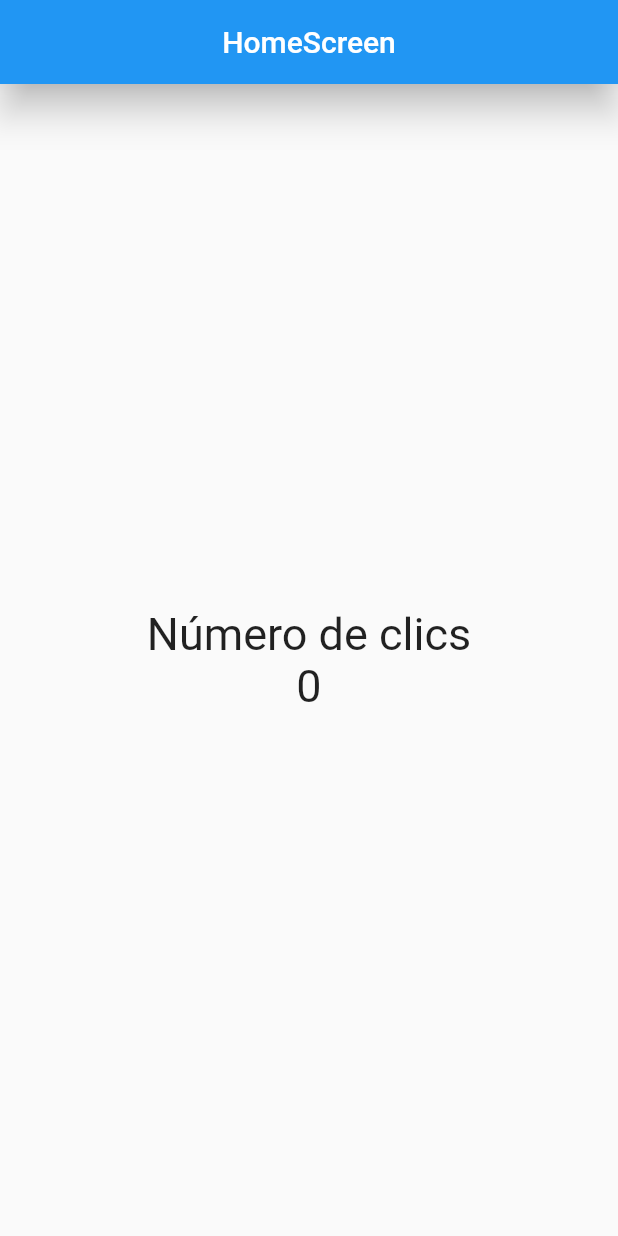
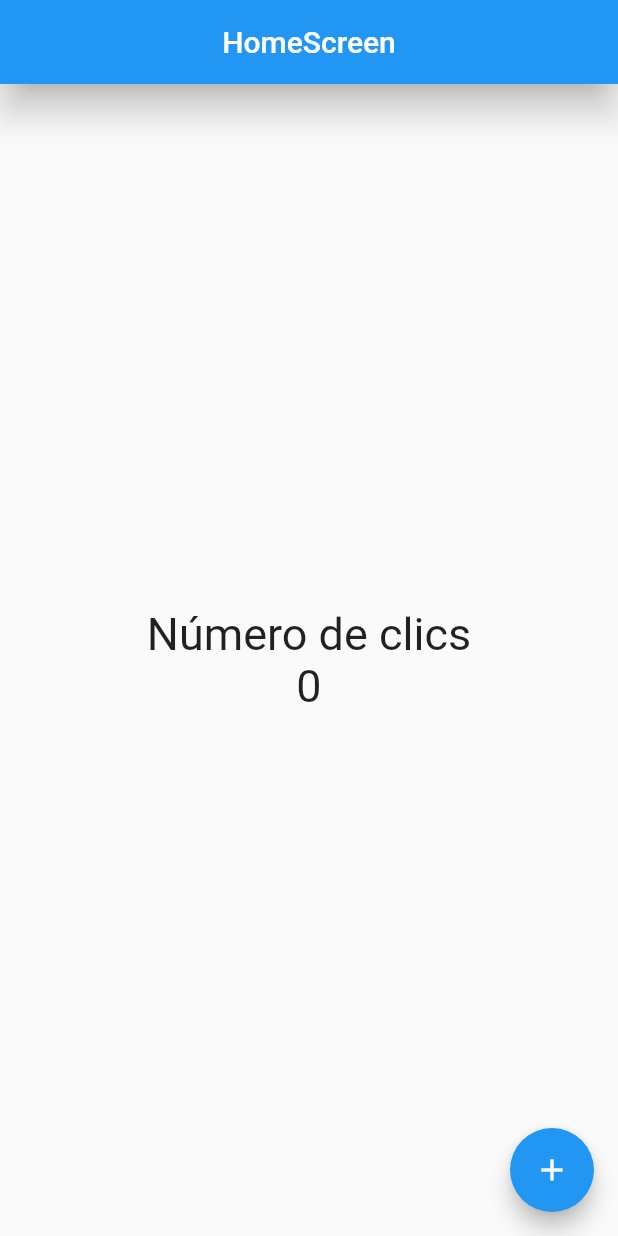
Before and after one commit to alejorom/counter_app, a Flutter app: the screen it shows after launch, on a phone screen of 412 x 824 dp. Run offline on Flutter 3.47's test engine with Material 2 defaults, Android fonts, the light colour scheme and no system bars.

Commit message:
Crear FloatingActionButton/Icono

```diff
--- a/lib/screens/home_screen.dart
+++ b/lib/screens/home_screen.dart
@@ -23,6 +23,12 @@ class HomeScreen extends StatelessWidget {
           ],
         ),
       ),
+      floatingActionButton: FloatingActionButton(
+        child: const Icon(
+          Icons.add,
+        ),
+        onPressed: () {},
+      ),
     );
   }
 }
```
